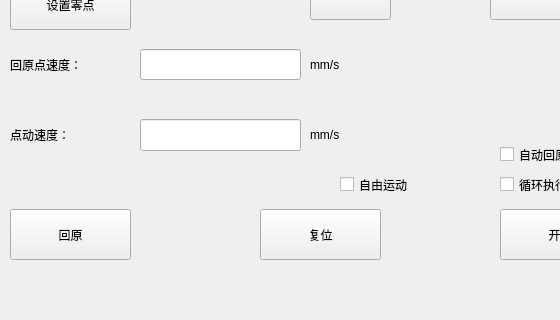
First picture: the form in mainwindow.ui, repository chuge007/loke, before the edit; both pictures show x 0 to 560 and y 288 to 608 of the 939 by 608 pixel window.
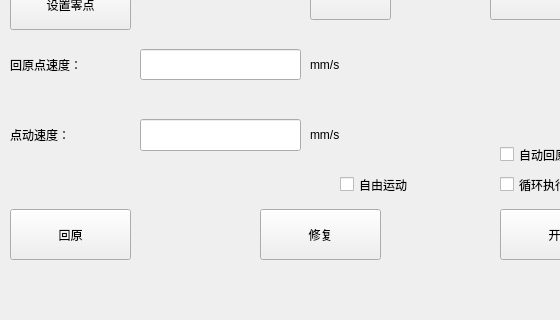
Second picture: the form after the edit.

Diff of the .ui file:
```diff
--- a/mainwindow.ui
+++ b/mainwindow.ui
@@ -305,7 +305,11 @@
      </rect>
     </property>
     <property name="text">
-     <string>复位</string>
+     <string>修复</string>
+    </property>
+    <property name="toolTip">
+     <string>清除驱动器错误标志（协议 0x9B）
+    只清故障残留，故障原因仍在时会立即重新置位</string>
     </property>
    </widget>
    <widget class="QLabel" name="label_13">
```
Lines whose indentation alone changed are shown as unchanged.
